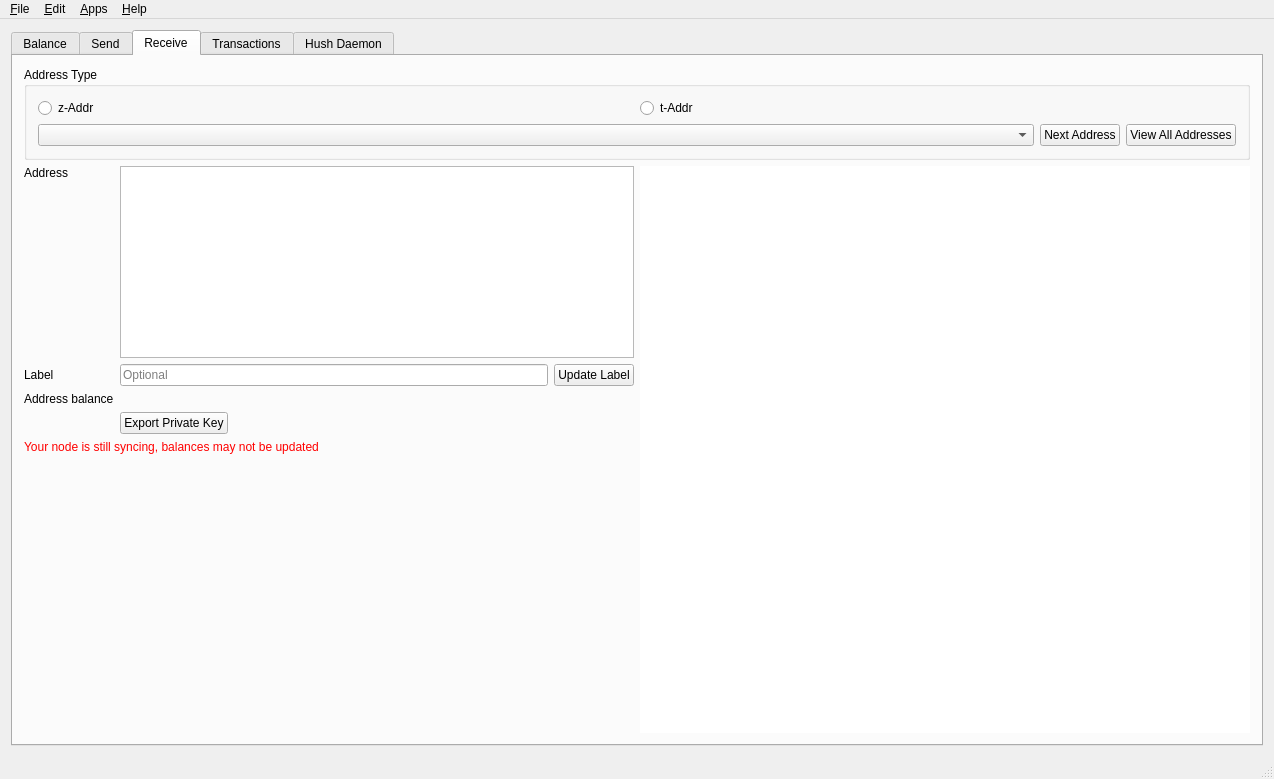
Old version of the form src/mainwindow.ui in the repository lcruz1618/SilentDragonLite.
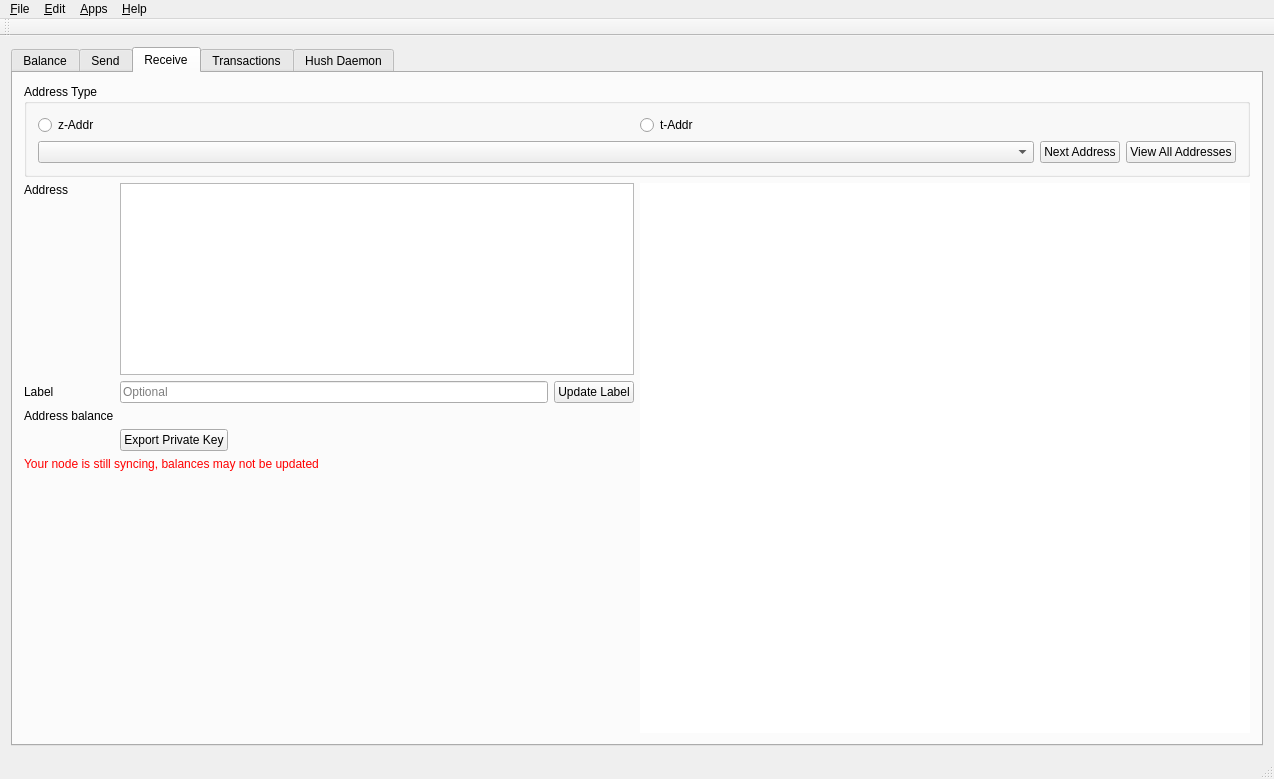
New version of the form. The open tabs and pages were chosen to show the change. Icons and pictures are not drawn. Custom widgets are drawn as their Qt base class.

Commit message: fix address field size

```diff
--- a/src/mainwindow.ui
+++ b/src/mainwindow.ui
@@ -713,7 +713,7 @@
        <attribute name="title">
         <string>Receive</string>
        </attribute>
-       <layout class="QVBoxLayout" name="verticalLayout_5">
+       <layout class="QHBoxLayout" name="horizontalLayout_15">
         <item>
          <layout class="QVBoxLayout" name="verticalLayout_8">
           <item>
@@ -1315,6 +1315,17 @@
    <addaction name="menuHelp"/>
   </widget>
   <widget class="QStatusBar" name="statusBar"/>
+  <widget class="QToolBar" name="toolBar">
+   <property name="windowTitle">
+    <string>toolBar</string>
+   </property>
+   <attribute name="toolBarArea">
+    <enum>TopToolBarArea</enum>
+   </attribute>
+   <attribute name="toolBarBreak">
+    <bool>false</bool>
+   </attribute>
+  </widget>
   <action name="actionExit">
    <property name="text">
     <string>E&amp;xit</string>
```
Left out of the diff: 5 changed lines with no effect on the pictures.
